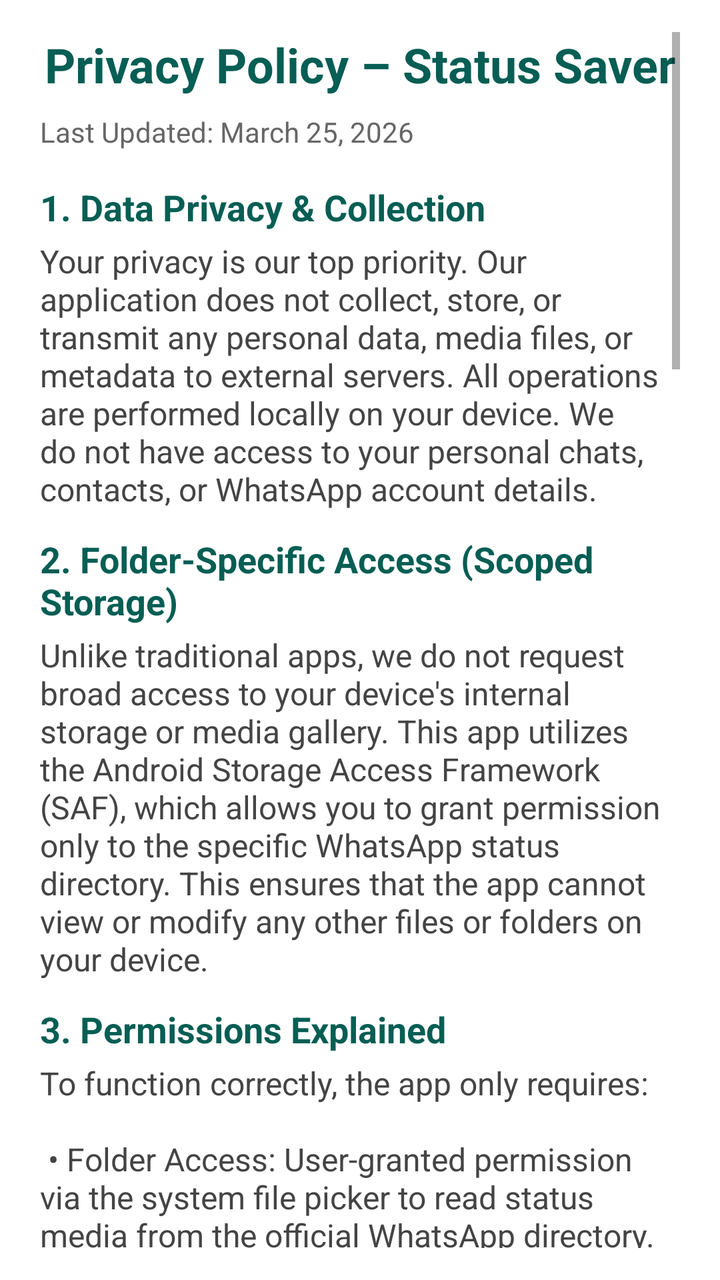
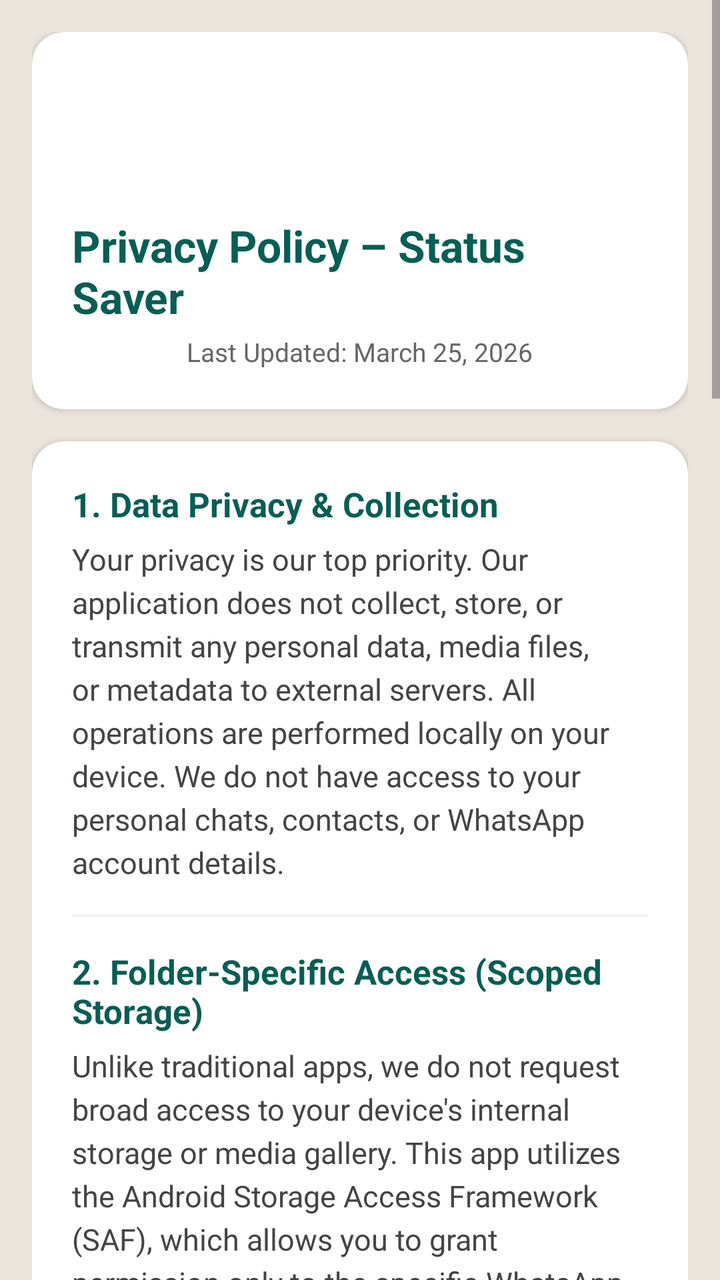

Before-and-after screenshots of an Android layout around one commit, followed by the original layout XML and the change that was made.
<!-- AndroidManifest.xml: application theme Theme.WhatsDownloadPlus -->
<!-- res/layout/fragment_privacy_policy.xml -->
<?xml version="1.0" encoding="utf-8"?>
<androidx.constraintlayout.widget.ConstraintLayout
    xmlns:android="http://schemas.android.com/apk/res/android"
    xmlns:app="http://schemas.android.com/apk/res-auto"
    android:id="@+id/main"
    android:layout_width="match_parent"
    android:layout_height="match_parent"
    android:background="#FFFFFF">

    <ScrollView
        android:layout_width="0dp"
        android:layout_height="0dp"
        android:paddingStart="20dp"
        android:paddingEnd="20dp"
        android:paddingTop="16dp"
        android:paddingBottom="16dp"
        app:layout_constraintTop_toTopOf="parent"
        app:layout_constraintBottom_toBottomOf="parent"
        app:layout_constraintStart_toStartOf="parent"
        app:layout_constraintEnd_toEndOf="parent">

        <LinearLayout
            android:orientation="vertical"
            android:layout_width="match_parent"
            android:layout_height="wrap_content">

            <TextView
                android:id="@+id/privacyTitle"
                android:layout_width="match_parent"
                android:layout_height="wrap_content"
                android:text="@string/privacy_title"
                android:textSize="24sp"
                android:textStyle="bold"
                android:textColor="#075E54"
                android:paddingBottom="8dp"
                android:gravity="center"
                android:textAlignment="center"/>

            
            <TextView
                android:id="@+id/privacyLastUpdated"
                android:layout_width="match_parent"
                android:layout_height="wrap_content"
                android:text="@string/privacy_last_updated"
                android:textSize="14sp"
                android:textColor="#666666"
                android:paddingBottom="16dp"/>

            
            <TextView
                android:layout_width="match_parent"
                android:layout_height="wrap_content"
                android:text="@string/privacy_section_1_heading"
                android:textSize="18sp"
                android:textStyle="bold"
                android:textColor="#075E54"
                android:paddingBottom="4dp"/>
            <TextView
                android:layout_width="match_parent"
                android:layout_height="wrap_content"
                android:text="@string/privacy_section_1"
                android:textSize="16sp"
                android:textColor="#444444"
                android:paddingBottom="12dp"/>

            
            <TextView
                android:layout_width="match_parent"
                android:layout_height="wrap_content"
                android:text="@string/privacy_section_2_heading"
                android:textSize="18sp"
                android:textStyle="bold"
                android:textColor="#075E54"
                android:paddingBottom="4dp"/>
            <TextView
                android:layout_width="match_parent"
                android:layout_height="wrap_content"
                android:text="@string/privacy_section_2"
                android:textSize="16sp"
                android:textColor="#444444"
                android:paddingBottom="12dp"/>

            
            <TextView
                android:layout_width="match_parent"
                android:layout_height="wrap_content"
                android:text="@string/privacy_section_3_heading"
                android:textSize="18sp"
                android:textStyle="bold"
                android:textColor="#075E54"
                android:paddingBottom="4dp"/>
            <TextView
                android:layout_width="match_parent"
                android:layout_height="wrap_content"
                android:text="@string/privacy_section_3"
                android:textSize="16sp"
                android:textColor="#444444"
                android:paddingBottom="12dp"/>

            
            <TextView
                android:layout_width="match_parent"
                android:layout_height="wrap_content"
                android:text="@string/privacy_section_4_heading"
                android:textSize="18sp"
                android:textStyle="bold"
                android:textColor="#075E54"
                android:paddingBottom="4dp"/>
            <TextView
                android:layout_width="match_parent"
                android:layout_height="wrap_content"
                android:text="@string/privacy_section_4"
                android:textSize="16sp"
                android:textColor="#444444"
                android:paddingBottom="12dp"/>

            
            <TextView
                android:layout_width="match_parent"
                android:layout_height="wrap_content"
                android:text="@string/privacy_section_5_heading"
                android:textSize="18sp"
                android:textStyle="bold"
                android:textColor="#075E54"
                android:paddingBottom="4dp"/>
            <TextView
                android:layout_width="match_parent"
                android:layout_height="wrap_content"
                android:text="@string/privacy_section_5"
                android:textSize="16sp"
                android:textColor="#444444"
                android:paddingBottom="12dp"/>

            
            <TextView
                android:layout_width="match_parent"
                android:layout_height="wrap_content"
                android:text="@string/privacy_section_6_heading"
                android:textSize="18sp"
                android:textStyle="bold"
                android:textColor="#075E54"
                android:paddingBottom="4dp"/>
            <TextView
                android:layout_width="match_parent"
                android:layout_height="wrap_content"
                android:text="@string/privacy_section_6"
                android:textSize="16sp"
                android:textColor="#444444"
                android:paddingBottom="12dp"/>

            
            <TextView
                android:layout_width="match_parent"
                android:layout_height="wrap_content"
                android:text="@string/privacy_section_7_heading"
                android:textSize="18sp"
                android:textStyle="bold"
                android:textColor="#075E54"
                android:paddingBottom="4dp"/>
            <TextView
                android:layout_width="match_parent"
                android:layout_height="wrap_content"
                android:text="@string/privacy_section_7"
                android:textSize="16sp"
                android:textColor="#444444"
                android:paddingBottom="12dp"/>

            
            <TextView
                android:layout_width="match_parent"
                android:layout_height="wrap_content"
                android:text="@string/disclaimer_heading"
                android:textSize="18sp"
                android:textStyle="bold"
                android:textColor="#075E54"
                android:paddingBottom="4dp"/>
            <TextView
                android:layout_width="match_parent"
                android:layout_height="wrap_content"
                android:text="@string/disclaimer_text"
                android:textSize="16sp"
                android:textColor="#444444"
                android:paddingBottom="12dp"/>


            
            <TextView
                android:layout_width="match_parent"
                android:layout_height="wrap_content"
                android:text="@string/privacy_section_8_heading"
                android:textSize="18sp"
                android:textStyle="bold"
                android:textColor="#075E54"
                android:paddingBottom="4dp"/>
            <TextView
                android:layout_width="match_parent"
                android:layout_height="wrap_content"
                android:text="@string/privacy_section_8"
                android:textSize="16sp"
                android:textColor="#444444"
                android:paddingBottom="16dp"/>

        </LinearLayout>
    </ScrollView>

</androidx.constraintlayout.widget.ConstraintLayout>
<!-- resources referenced by this layout -->
<resources>
  <string name="disclaimer_heading">Legal Disclaimer</string>
  <string name="privacy_last_updated">Last Updated: March 25, 2026</string>
  <string name="privacy_section_1">
          Your privacy is our top priority. Our application does not collect, store, or transmit any personal data, media files, or metadata to external servers. All operations are performed locally on your device. We do not have access to your personal chats, contacts, or WhatsApp account details.
      </string>
  <string name="privacy_section_1_heading">1. Data Privacy &amp; Collection</string>
  <string name="privacy_section_2">
          Unlike traditional apps, we do not request broad access to your device\'s internal storage or media gallery. This app utilizes the Android Storage Access Framework (SAF), which allows you to grant permission only to the specific WhatsApp status directory. This ensures that the app cannot view or modify any other files or folders on your device.
      </string>
  <string name="privacy_section_2_heading">2. Folder-Specific Access (Scoped Storage)</string>
  <string name="privacy_section_3">
          To function correctly, the app only requires: \n\n
          • Folder Access: User-granted permission via the system file picker to read status media from the official WhatsApp directory. \n
          • Notifications (Optional): Used solely to notify you about new statuses or expiring media. \n\n
          We do not require "Read External Storage" or "Media Access" permissions for the entire device.
      </string>
  <string name="privacy_section_3_heading">3. Permissions Explained</string>
  <string name="privacy_section_4">
          All media files retrieved from the permitted folder are processed in a secure, offline environment. Since no data is uploaded to the cloud, your media remains private and under your absolute control at all times.
      </string>
  <string name="privacy_section_4_heading">4. Security &amp; Local Processing</string>
  <string name="privacy_section_5">
          We do not use third-party tracking or analytics tools. While standard Google Play Services may provide basic crash logs for app stability, no personal media or usage patterns are shared with any third party.
      </string>
  <string name="privacy_section_5_heading">5. Third-Party Policy</string>
  <string name="privacy_section_6">
          The app is intended for a general audience and does not knowingly collect data from children under 13. We comply with all applicable privacy regulations regarding minor protection.
      </string>
  <string name="privacy_section_6_heading">6. Children\'s Privacy</string>
  <string name="privacy_section_7">
          This policy may be updated to reflect changes in Android OS requirements. The latest version is always accessible within the app settings.
      </string>
  <string name="privacy_section_7_heading">7. Policy Updates</string>
  <string name="privacy_section_8">
          For any privacy-related inquiries, please reach out to us: \n\n
          Email: mariaadeeb982@gmail.com
      </string>
  <string name="privacy_section_8_heading">8. Contact Information</string>
  <string name="privacy_title">Privacy Policy – Status Saver </string>
  <color name="whatsapp_green">#075E54</color>
  <color name="whatsapp_dark_green">#054C44</color>
  <color name="teal_200">#FF03DAC5</color>
  <color name="teal_700">#FF018786</color>
  <!-- unchanged entries left out for length: 2 -->
</resources>

<!-- the commit's change to res/layout/fragment_privacy_policy.xml (unified diff, before → after) -->
@@ -2,205 +2,123 @@
 <androidx.constraintlayout.widget.ConstraintLayout
     xmlns:android="http://schemas.android.com/apk/res/android"
     xmlns:app="http://schemas.android.com/apk/res-auto"
-    android:id="@+id/main"
     android:layout_width="match_parent"
     android:layout_height="match_parent"
-    android:background="#FFFFFF">
+    android:background="#ECE5DD"> <ScrollView
+    android:layout_width="match_parent"
+    android:layout_height="match_parent"
+    android:clipToPadding="false"
+    android:padding="16dp"
+    android:scrollbarStyle="outsideOverlay">
 
-    <ScrollView
-        android:layout_width="0dp"
-        android:layout_height="0dp"
-        android:paddingStart="20dp"
-        android:paddingEnd="20dp"
-        android:paddingTop="16dp"
-        android:paddingBottom="16dp"
-        app:layout_constraintTop_toTopOf="parent"
-        app:layout_constraintBottom_toBottomOf="parent"
-        app:layout_constraintStart_toStartOf="parent"
-        app:layout_constraintEnd_toEndOf="parent">
+    <LinearLayout
+        android:layout_width="match_parent"
+        android:layout_height="wrap_content"
+        android:orientation="vertical">
 
-        <LinearLayout
-            android:orientation="vertical"
+        <com.google.android.material.card.MaterialCardView
             android:layout_width="match_parent"
-            android:layout_height="wrap_content">
+            android:layout_height="wrap_content"
+            android:layout_marginBottom="16dp"
+            app:cardBackgroundColor="@android:color/white"
+            app:cardCornerRadius="16dp"
+            app:cardElevation="2dp"
+            app:strokeWidth="0dp">
 
-            <TextView
-                android:id="@+id/privacyTitle"
+            <LinearLayout
                 android:layout_width="match_parent"
                 android:layout_height="wrap_content"
-                android:text="@string/privacy_title"
-                android:textSize="24sp"
-                android:textStyle="bold"
-                android:textColor="#075E54"
-                android:paddingBottom="8dp"
                 android:gravity="center"
-                android:textAlignment="center"/>
+                android:orientation="vertical"
+                android:padding="20dp">
 
-            
-            <TextView
-                android:id="@+id/privacyLastUpdated"
+                <ImageView
+                    android:layout_width="60dp"
+                    android:layout_height="60dp"
+                    android:src="@mipmap/ic_launcher"
+                    android:layout_marginBottom="12dp"/>
+
+                <TextView
+                    android:layout_width="wrap_content"
+                    android:layout_height="wrap_content"
+                    android:text="@string/privacy_title"
+                    android:textColor="#075E54"
+                    android:textSize="22sp"
+                    android:textStyle="bold" />
+
+                <TextView
+                    android:id="@+id/privacyLastUpdated"
+                    android:layout_width="wrap_content"
+                    android:layout_height="wrap_content"
+                    android:layout_marginTop="4dp"
+                    android:text="@string/privacy_last_updated"
+                    android:textColor="#666666"
+                    android:textSize="13sp" />
+            </LinearLayout>
+        </com.google.android.material.card.MaterialCardView>
+
+        <com.google.android.material.card.MaterialCardView
+            android:layout_width="match_parent"
+            android:layout_height="wrap_content"
+            android:layout_marginBottom="24dp"
+            app:cardBackgroundColor="@android:color/white"
+            app:cardCornerRadius="16dp"
+            app:cardElevation="2dp"
+            app:strokeWidth="0dp">
+
+            <LinearLayout
                 android:layout_width="match_parent"
                 android:layout_height="wrap_content"
-                android:text="@string/privacy_last_updated"
-                android:textSize="14sp"
-                android:textColor="#666666"
-                android:paddingBottom="16dp"/>
+                android:orientation="vertical"
+                android:padding="20dp">
 
-            
-            <TextView
-                android:layout_width="match_parent"
-                android:layout_height="wrap_content"
-                android:text="@string/privacy_section_1_heading"
-                android:textSize="18sp"
-                android:textStyle="bold"
-                android:textColor="#075E54"
-                android:paddingBottom="4dp"/>
-            <TextView
-                android:layout_width="match_parent"
-                android:layout_height="wrap_content"
-                android:text="@string/privacy_section_1"
-                android:textSize="16sp"
-                android:textColor="#444444"
-                android:paddingBottom="12dp"/>
+                <TextView
+                    style="@style/PrivacyHeading"
+                    android:text="@string/privacy_section_1_heading" />
+                <TextView
+                    style="@style/PrivacyBody"
+                    android:text="@string/privacy_section_1" />
 
-            
-            <TextView
-                android:layout_width="match_parent"
-                android:layout_height="wrap_content"
-                android:text="@string/privacy_section_2_heading"
-                android:textSize="18sp"
-                android:textStyle="bold"
-                android:textColor="#075E54"
-                android:paddingBottom="4dp"/>
-            <TextView
-                android:layout_width="match_parent"
-                android:layout_height="wrap_content"
-                android:text="@string/privacy_section_2"
-                android:textSize="16sp"
-                android:textColor="#444444"
-                android:paddingBottom="12dp"/>
+                <View style="@style/PrivacyDivider" />
 
-            
-            <TextView
-                android:layout_width="match_parent"
-                android:layout_height="wrap_content"
-                android:text="@string/privacy_section_3_heading"
-                android:textSize="18sp"
-                android:textStyle="bold"
-                android:textColor="#075E54"
-                android:paddingBottom="4dp"/>
-            <TextView
-                android:layout_width="match_parent"
-                android:layout_height="wrap_content"
-                android:text="@string/privacy_section_3"
-                android:textSize="16sp"
-                android:textColor="#444444"
-                android:paddingBottom="12dp"/>
+                <TextView
+                    style="@style/PrivacyHeading"
+                    android:text="@string/privacy_section_2_heading" />
+                <TextView
+                    style="@style/PrivacyBody"
+                    android:text="@string/privacy_section_2" />
 
-            
-            <TextView
-                android:layout_width="match_parent"
-                android:layout_height="wrap_content"
-                android:text="@string/privacy_section_4_heading"
-                android:textSize="18sp"
-                android:textStyle="bold"
-                android:textColor="#075E54"
-                android:paddingBottom="4dp"/>
-            <TextView
-                android:layout_width="match_parent"
-                android:layout_height="wrap_content"
-                android:text="@string/privacy_section_4"
-                android:textSize="16sp"
-                android:textColor="#444444"
-                android:paddingBottom="12dp"/>
+                <View style="@style/PrivacyDivider" />
 
-            
-            <TextView
-                android:layout_width="match_parent"
-                android:layout_height="wrap_content"
-                android:text="@string/privacy_section_5_heading"
-                android:textSize="18sp"
-                android:textStyle="bold"
-                android:textColor="#075E54"
-                android:paddingBottom="4dp"/>
-            <TextView
-                android:layout_width="match_parent"
-                android:layout_height="wrap_content"
-                android:text="@string/privacy_section_5"
-                android:textSize="16sp"
-                android:textColor="#444444"
-                android:paddingBottom="12dp"/>
+                <LinearLayout
+                    android:layout_width="match_parent"
+                    android:layout_height="wrap_content"
+                    android:background="#FFF9C4"
+                    android:padding="12dp"
+                    android:layout_marginTop="8dp"
+                    android:layout_marginBottom="16dp"
+                    android:orientation="vertical">
 
-            
-            <TextView
-                android:layout_width="match_parent"
-                android:layout_height="wrap_content"
-                android:text="@string/privacy_section_6_heading"
-                android:textSize="18sp"
-                android:textStyle="bold"
-                android:textColor="#075E54"
-                android:paddingBottom="4dp"/>
-            <TextView
-                android:layout_width="match_parent"
-                android:layout_height="wrap_content"
-                android:text="@string/privacy_section_6"
-                android:textSize="16sp"
-                android:textColor="#444444"
-                android:paddingBottom="12dp"/>
+                    <TextView
+                        style="@style/PrivacyHeading"
+                        android:textColor="#A57900"
+                        android:text="@string/disclaimer_heading" />
+                    <TextView
+                        style="@style/PrivacyBody"
+                        android:text="@string/disclaimer_text" />
+                </LinearLayout>
 
-            
-            <TextView
-                android:layout_width="match_parent"
-                android:layout_height="wrap_content"
-                android:text="@string/privacy_section_7_heading"
-                android:textSize="18sp"
-                android:textStyle="bold"
-                android:textColor="#075E54"
-                android:paddingBottom="4dp"/>
-            <TextView
-                android:layout_width="match_parent"
-                android:layout_height="wrap_content"
-                android:text="@string/privacy_section_7"
-                android:textSize="16sp"
-                android:textColor="#444444"
-                android:paddingBottom="12dp"/>
+                <TextView
+                    style="@style/PrivacyHeading"
+                    android:text="@string/privacy_section_8_heading" />
+                <TextView
+                    style="@style/PrivacyBody"
+                    android:layout_marginBottom="0dp"
+                    android:text="@string/privacy_section_8" />
 
-            
-            <TextView
-                android:layout_width="match_parent"
-                android:layout_height="wrap_content"
-                android:text="@string/disclaimer_heading"
-                android:textSize="18sp"
-                android:textStyle="bold"
-                android:textColor="#075E54"
-                android:paddingBottom="4dp"/>
-            <TextView
-                android:layout_width="match_parent"
-                android:layout_height="wrap_content"
-                android:text="@string/disclaimer_text"
-                android:textSize="16sp"
-                android:textColor="#444444"
-                android:paddingBottom="12dp"/>
+            </LinearLayout>
+        </com.google.android.material.card.MaterialCardView>
 
-
-            
-            <TextView
-                android:layout_width="match_parent"
-                android:layout_height="wrap_content"
-                android:text="@string/privacy_section_8_heading"
-                android:textSize="18sp"
-                android:textStyle="bold"
-                android:textColor="#075E54"
-                android:paddingBottom="4dp"/>
-            <TextView
-                android:layout_width="match_parent"
-                android:layout_height="wrap_content"
-                android:text="@string/privacy_section_8"
-                android:textSize="16sp"
-                android:textColor="#444444"
-                android:paddingBottom="16dp"/>
-
-        </LinearLayout>
-    </ScrollView>
-
+    </LinearLayout>
+</ScrollView>
 </androidx.constraintlayout.widget.ConstraintLayout>
<!-- resource entries referenced after the edit -->
@@ -1,5 +1,11 @@
 <!-- resources referenced by this layout -->
 <resources>
+  <!-- mipmap ic_launcher (mipmap-anydpi-v26) -->
+  <?xml version="1.0" encoding="utf-8"?>
+  <adaptive-icon xmlns:android="http://schemas.android.com/apk/res/android">
+      <background android:drawable="@drawable/ic_launcher_background"/>
+      <foreground android:drawable="@mipmap/ic_launcher_foreground"/>
+  </adaptive-icon>
   <string name="disclaimer_heading">Legal Disclaimer</string>
   <string name="privacy_last_updated">Last Updated: March 25, 2026</string>
   <string name="privacy_section_1">
@@ -10,35 +16,35 @@
           Unlike traditional apps, we do not request broad access to your device\'s internal storage or media gallery. This app utilizes the Android Storage Access Framework (SAF), which allows you to grant permission only to the specific WhatsApp status directory. This ensures that the app cannot view or modify any other files or folders on your device.
       </string>
   <string name="privacy_section_2_heading">2. Folder-Specific Access (Scoped Storage)</string>
-  <string name="privacy_section_3">
-          To function correctly, the app only requires: \n\n
-          • Folder Access: User-granted permission via the system file picker to read status media from the official WhatsApp directory. \n
-          • Notifications (Optional): Used solely to notify you about new statuses or expiring media. \n\n
-          We do not require "Read External Storage" or "Media Access" permissions for the entire device.
-      </string>
-  <string name="privacy_section_3_heading">3. Permissions Explained</string>
-  <string name="privacy_section_4">
-          All media files retrieved from the permitted folder are processed in a secure, offline environment. Since no data is uploaded to the cloud, your media remains private and under your absolute control at all times.
-      </string>
-  <string name="privacy_section_4_heading">4. Security &amp; Local Processing</string>
-  <string name="privacy_section_5">
-          We do not use third-party tracking or analytics tools. While standard Google Play Services may provide basic crash logs for app stability, no personal media or usage patterns are shared with any third party.
-      </string>
-  <string name="privacy_section_5_heading">5. Third-Party Policy</string>
-  <string name="privacy_section_6">
-          The app is intended for a general audience and does not knowingly collect data from children under 13. We comply with all applicable privacy regulations regarding minor protection.
-      </string>
-  <string name="privacy_section_6_heading">6. Children\'s Privacy</string>
-  <string name="privacy_section_7">
-          This policy may be updated to reflect changes in Android OS requirements. The latest version is always accessible within the app settings.
-      </string>
-  <string name="privacy_section_7_heading">7. Policy Updates</string>
   <string name="privacy_section_8">
           For any privacy-related inquiries, please reach out to us: \n\n
           Email: mariaadeeb982@gmail.com
       </string>
   <string name="privacy_section_8_heading">8. Contact Information</string>
   <string name="privacy_title">Privacy Policy – Status Saver </string>
+  <style name="PrivacyBody">
+          <item name="android:layout_width">match_parent</item>
+          <item name="android:layout_height">wrap_content</item>
+          <item name="android:textSize">15sp</item>
+          <item name="android:textColor">#444444</item>
+          <item name="android:lineSpacingExtra">4dp</item>
+          <item name="android:paddingBottom">16dp</item>
+      </style>
+  <style name="PrivacyDivider">
+          <item name="android:layout_width">match_parent</item>
+          <item name="android:layout_height">1dp</item>
+          <item name="android:background">#EEEEEE</item>
+          <item name="android:layout_marginBottom">16dp</item>
+      </style>
+  <style name="PrivacyHeading">
+          <item name="android:layout_width">match_parent</item>
+          <item name="android:layout_height">wrap_content</item>
+          <item name="android:textSize">17sp</item>
+          <item name="android:textStyle">bold</item>
+          <item name="android:textColor">#075E54</item>
+          <item name="android:paddingBottom">6dp</item>
+      </style>
+  <!-- drawable ic_launcher_background: vector/xml drawable (drawable, 4866 chars, omitted) -->
   <color name="whatsapp_green">#075E54</color>
   <color name="whatsapp_dark_green">#054C44</color>
   <color name="teal_200">#FF03DAC5</color>
